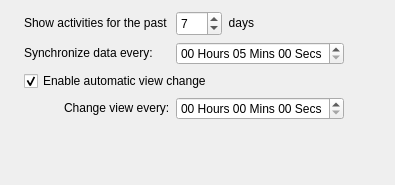
KDE/kdeplasma-addons, file applets/kdeobservatory/src/ui/kdeobservatoryconfiggeneral.ui: the form before one commit.
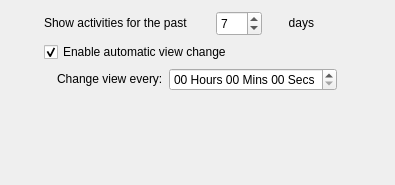
The form after the commit.

```diff
--- a/applets/kdeobservatory/src/ui/kdeobservatoryconfiggeneral.ui
+++ b/applets/kdeobservatory/src/ui/kdeobservatoryconfiggeneral.ui
@@ -76,43 +76,7 @@
        </property>
       </widget>
      </item>
-     <item row="1" column="0">
-      <widget class="QLabel" name="lblSynchronize">
-       <property name="sizePolicy">
-        <sizepolicy hsizetype="Fixed" vsizetype="Fixed">
-         <horstretch>0</horstretch>
-         <verstretch>0</verstretch>
-        </sizepolicy>
-       </property>
-       <property name="text">
-        <string>Synchronize data every:</string>
-       </property>
-       <property name="alignment">
-        <set>Qt::AlignLeading|Qt::AlignLeft|Qt::AlignVCenter</set>
-       </property>
-      </widget>
-     </item>
-     <item row="1" column="1" colspan="3">
-      <widget class="QTimeEdit" name="synchronizationDelay">
-       <property name="sizePolicy">
-        <sizepolicy hsizetype="Fixed" vsizetype="Fixed">
-         <horstretch>0</horstretch>
-         <verstretch>0</verstretch>
-        </sizepolicy>
-       </property>
-       <property name="displayFormat">
-        <string>hh 'Hours' mm 'Mins' ss 'Secs'</string>
-       </property>
-       <property name="time">
-        <time>
-         <hour>0</hour>
-         <minute>5</minute>
-         <second>0</second>
-        </time>
-       </property>
-      </widget>
-     </item>
-     <item row="2" column="0" colspan="2">
+     <item row="1" column="0" colspan="2">
       <widget class="QCheckBox" name="enableAutoViewChange">
        <property name="text">
         <string>Enable automatic view change</string>
```
